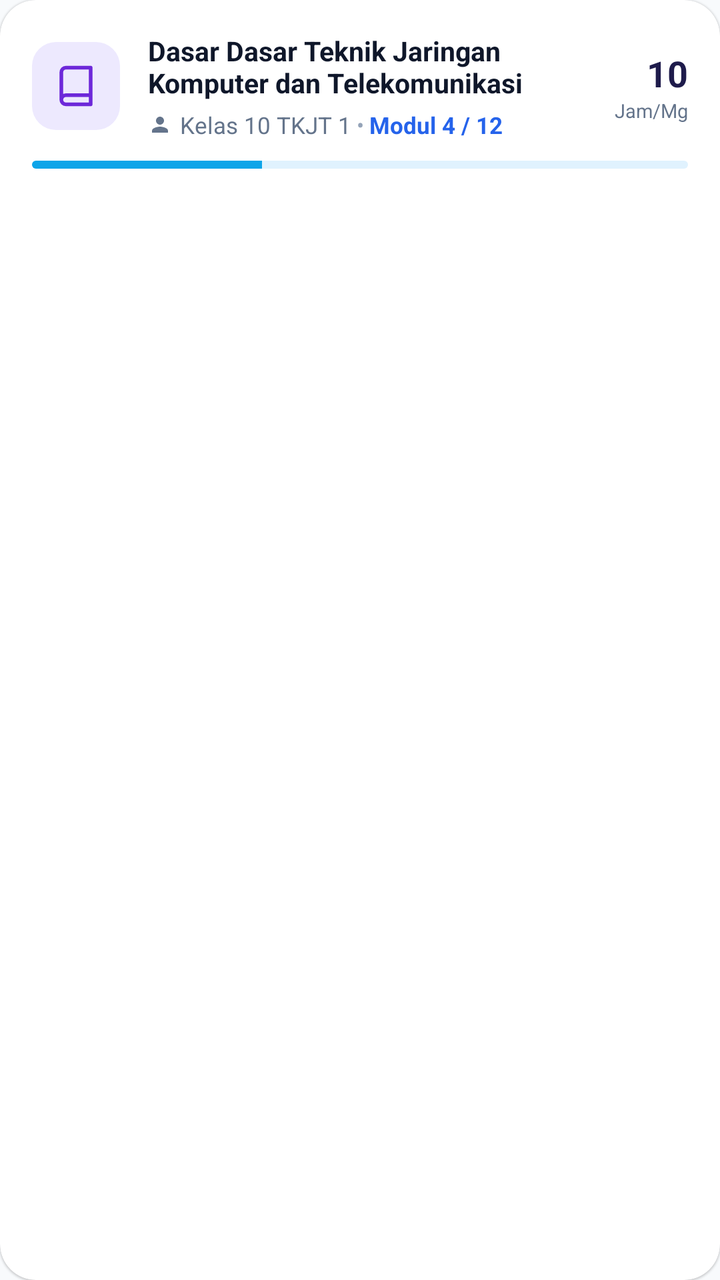
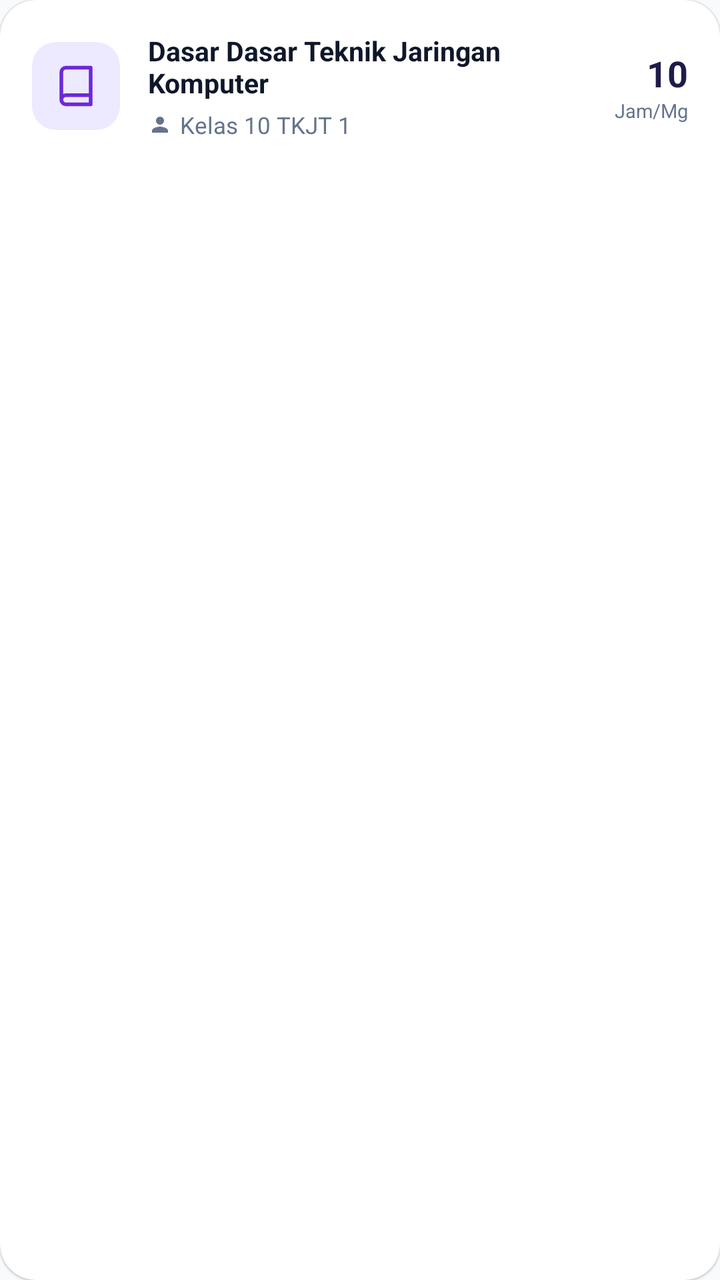

Before-and-after screenshots of an Android layout around one commit, followed by the original layout XML and the change that was made.
<!-- AndroidManifest.xml: application theme Theme.MarijanCBT -->
<!-- res/layout/item_mapel_diampu.xml -->
<?xml version="1.0" encoding="utf-8"?>
<androidx.cardview.widget.CardView xmlns:android="http://schemas.android.com/apk/res/android"
    xmlns:app="http://schemas.android.com/apk/res-auto"
    xmlns:tools="http://schemas.android.com/tools"
    android:layout_width="match_parent"
    android:layout_height="wrap_content"
    android:layout_marginBottom="12dp"
    app:cardCornerRadius="18dp"
    app:cardElevation="0.5dp"
    app:cardBackgroundColor="#FFFFFF">

    <LinearLayout
        android:layout_width="match_parent"
        android:layout_height="wrap_content"
        android:orientation="vertical"
        android:padding="16dp">

        <LinearLayout
            android:layout_width="match_parent"
            android:layout_height="wrap_content"
            android:orientation="horizontal"
            android:gravity="center_vertical">

            
            <FrameLayout
                android:id="@+id/flMapelIconBg"
                android:layout_width="44dp"
                android:layout_height="44dp"
                android:background="@drawable/bg_rounded_border"
                android:backgroundTint="#EDE9FE"
                android:layout_marginEnd="14dp">

                <ImageView
                    android:id="@+id/ivMapelIcon"
                    android:layout_width="22dp"
                    android:layout_height="22dp"
                    android:layout_gravity="center"
                    android:src="@drawable/ic_modern_materi"
                    app:tint="#6D28D9" />
            </FrameLayout>

            
            <LinearLayout
                android:layout_width="0dp"
                android:layout_height="wrap_content"
                android:layout_weight="1"
                android:orientation="vertical">

                <TextView
                    android:id="@+id/tvNamaMapel"
                    android:layout_width="match_parent"
                    android:layout_height="wrap_content"
                    android:text="Dasar Dasar Teknik Jaringan Komputer dan Telekomunikasi"
                    android:textColor="#0F172A"
                    android:textSize="13.5sp"
                    android:textStyle="bold"
                    android:maxLines="2"
                    android:ellipsize="end" />

                <LinearLayout
                    android:layout_width="wrap_content"
                    android:layout_height="wrap_content"
                    android:orientation="horizontal"
                    android:gravity="center_vertical"
                    android:layout_marginTop="4dp">

                    <ImageView
                        android:layout_width="12dp"
                        android:layout_height="12dp"
                        android:src="@drawable/ic_modern_profile"
                        app:tint="#64748B"
                        android:layout_marginEnd="4dp"/>

                    <TextView
                        android:id="@+id/tvNamaKelas"
                        android:layout_width="wrap_content"
                        android:layout_height="wrap_content"
                        android:text="Kelas 10 TKJT 1"
                        android:textColor="#64748B"
                        android:textSize="11.5sp" />

                    <TextView
                        android:layout_width="wrap_content"
                        android:layout_height="wrap_content"
                        android:text=" • "
                        android:textColor="#94A3B8"
                        android:textSize="11sp" />

                    <TextView
                        android:id="@+id/tvModulInfo"
                        android:layout_width="wrap_content"
                        android:layout_height="wrap_content"
                        android:text="Modul 4 / 12"
                        android:textColor="#2563EB"
                        android:textSize="11.5sp"
                        android:textStyle="bold" />
                </LinearLayout>
            </LinearLayout>

            
            <LinearLayout
                android:layout_width="wrap_content"
                android:layout_height="wrap_content"
                android:orientation="vertical"
                android:gravity="end"
                android:layout_marginStart="8dp">

                <TextView
                    android:id="@+id/tvTotalJam"
                    android:layout_width="wrap_content"
                    android:layout_height="wrap_content"
                    android:text="10"
                    android:textColor="#1E1B4B"
                    android:textSize="18sp"
                    android:textStyle="bold" />

                <TextView
                    android:layout_width="wrap_content"
                    android:layout_height="wrap_content"
                    android:text="Jam/Mg"
                    android:textColor="#64748B"
                    android:textSize="9.5sp" />
            </LinearLayout>
        </LinearLayout>

        
        <ProgressBar
            android:id="@+id/pbMapelModul"
            style="?android:attr/progressBarStyleHorizontal"
            android:layout_width="match_parent"
            android:layout_height="4dp"
            android:layout_marginTop="10dp"
            android:max="100"
            android:progress="35"
            android:progressDrawable="@drawable/bg_progress_blue" />
    </LinearLayout>
</androidx.cardview.widget.CardView>
<!-- resources referenced by this layout -->
<resources>
  <!-- drawable bg_progress_blue (drawable) -->
  <?xml version="1.0" encoding="utf-8"?>
  <layer-list xmlns:android="http://schemas.android.com/apk/res/android">
      <item android:id="@android:id/background">
          <shape>
              <corners android:radius="3dp" />
              <solid android:color="#E0F2FE" />
          </shape>
      </item>
      <item android:id="@android:id/progress">
          <clip>
              <shape>
                  <corners android:radius="3dp" />
                  <solid android:color="#0EA5E9" />
              </shape>
          </clip>
      </item>
  </layer-list>
  <!-- drawable bg_rounded_border (drawable) -->
  <?xml version="1.0" encoding="utf-8"?>
  <shape xmlns:android="http://schemas.android.com/apk/res/android"
      android:shape="rectangle">
      <solid android:color="#FFFFFF" />
      <corners android:radius="12dp" />
  </shape>
  <!-- drawable ic_modern_materi (drawable) -->
  <vector xmlns:android="http://schemas.android.com/apk/res/android" android:width="24dp" android:height="24dp" android:viewportWidth="24" android:viewportHeight="24">
    <path android:fillColor="#00000000" android:strokeColor="#9333EA" android:strokeWidth="2" android:strokeLineCap="round" android:strokeLineJoin="round" android:pathData="M4 19.5A2.5 2.5 0 0 1 6.5 17H20 M6.5 2H20v20H6.5A2.5 2.5 0 0 1 4 19.5v-15A2.5 2.5 0 0 1 6.5 2z"/>
  </vector>
  <!-- drawable ic_modern_profile (drawable) -->
  <vector xmlns:android="http://schemas.android.com/apk/res/android"
      android:width="24dp"
      android:height="24dp"
      android:viewportWidth="24"
      android:viewportHeight="24">
    <path
        android:fillColor="@android:color/white"
        android:pathData="M12,12c2.21,0 4,-1.79 4,-4s-1.79,-4 -4,-4 -4,1.79 -4,4 1.79,4 4,4zM12,14c-2.67,0 -8,1.34 -8,4v2h16v-2c0,-2.66 -5.33,-4 -8,-4z"/>
  </vector>
  <style name="Theme.MarijanCBT" parent="Theme.AppCompat.Light.NoActionBar">
          <item name="android:windowLightStatusBar">true</item>
          <item name="android:statusBarColor">#FFFFFF</item>
          <item name="android:windowBackground">#F8FAFC</item>
          <item name="android:windowAnimationStyle">@style/WindowAnimation.Smooth</item>
      </style>
  <style name="WindowAnimation.Smooth" parent="@android:style/Animation.Activity">
          <item name="android:activityOpenEnterAnimation">@anim/fade_in_smooth</item>
          <item name="android:activityOpenExitAnimation">@anim/stay_smooth</item>
          <item name="android:activityCloseEnterAnimation">@anim/stay_smooth</item>
          <item name="android:activityCloseExitAnimation">@anim/fade_out_smooth</item>
          <item name="android:taskOpenEnterAnimation">@anim/fade_in_smooth</item>
          <item name="android:taskOpenExitAnimation">@anim/stay_smooth</item>
          <item name="android:taskCloseEnterAnimation">@anim/stay_smooth</item>
          <item name="android:taskCloseExitAnimation">@anim/fade_out_smooth</item>
          <item name="android:taskToFrontEnterAnimation">@anim/fade_in_smooth</item>
          <item name="android:taskToFrontExitAnimation">@anim/stay_smooth</item>
          <item name="android:taskToBackEnterAnimation">@anim/stay_smooth</item>
          <item name="android:taskToBackExitAnimation">@anim/fade_out_smooth</item>
      </style>
</resources>

<!-- the commit's change to res/layout/item_mapel_diampu.xml (unified diff, before → after) -->
@@ -12,126 +12,93 @@
     <LinearLayout
         android:layout_width="match_parent"
         android:layout_height="wrap_content"
-        android:orientation="vertical"
+        android:orientation="horizontal"
+        android:gravity="center_vertical"
         android:padding="16dp">
 
+        
+        <FrameLayout
+            android:id="@+id/flMapelIconBg"
+            android:layout_width="44dp"
+            android:layout_height="44dp"
+            android:background="@drawable/bg_rounded_border"
+            android:backgroundTint="#EDE9FE"
+            android:layout_marginEnd="14dp">
+
+            <ImageView
+                android:id="@+id/ivMapelIcon"
+                android:layout_width="22dp"
+                android:layout_height="22dp"
+                android:layout_gravity="center"
+                android:src="@drawable/ic_modern_materi"
+                app:tint="#6D28D9" />
+        </FrameLayout>
+
+        
         <LinearLayout
-            android:layout_width="match_parent"
+            android:layout_width="0dp"
             android:layout_height="wrap_content"
-            android:orientation="horizontal"
-            android:gravity="center_vertical">
+            android:layout_weight="1"
+            android:orientation="vertical">
 
-            
-            <FrameLayout
-                android:id="@+id/flMapelIconBg"
-                android:layout_width="44dp"
-                android:layout_height="44dp"
-                android:background="@drawable/bg_rounded_border"
-                android:backgroundTint="#EDE9FE"
-                android:layout_marginEnd="14dp">
+            <TextView
+                android:id="@+id/tvNamaMapel"
+                android:layout_width="match_parent"
+                android:layout_height="wrap_content"
+                android:text="Dasar Dasar Teknik Jaringan Komputer"
+                android:textColor="#0F172A"
+                android:textSize="13.5sp"
+                android:textStyle="bold"
+                android:maxLines="2"
+                android:ellipsize="end" />
 
-                <ImageView
-                    android:id="@+id/ivMapelIcon"
-                    android:layout_width="22dp"
-                    android:layout_height="22dp"
-                    android:layout_gravity="center"
-                    android:src="@drawable/ic_modern_materi"
-                    app:tint="#6D28D9" />
-            </FrameLayout>
-
-            
-            <LinearLayout
-                android:layout_width="0dp"
-                android:layout_height="wrap_content"
-                android:layout_weight="1"
-                android:orientation="vertical">
-
-                <TextView
-                    android:id="@+id/tvNamaMapel"
-                    android:layout_width="match_parent"
-                    android:layout_height="wrap_content"
-                    android:text="Dasar Dasar Teknik Jaringan Komputer dan Telekomunikasi"
-                    android:textColor="#0F172A"
-                    android:textSize="13.5sp"
-                    android:textStyle="bold"
-                    android:maxLines="2"
-                    android:ellipsize="end" />
-
-                <LinearLayout
-                    android:layout_width="wrap_content"
-                    android:layout_height="wrap_content"
-                    android:orientation="horizontal"
-                    android:gravity="center_vertical"
-                    android:layout_marginTop="4dp">
-
-                    <ImageView
-                        android:layout_width="12dp"
-                        android:layout_height="12dp"
-                        android:src="@drawable/ic_modern_profile"
-                        app:tint="#64748B"
-                        android:layout_marginEnd="4dp"/>
-
-                    <TextView
-                        android:id="@+id/tvNamaKelas"
-                        android:layout_width="wrap_content"
-                        android:layout_height="wrap_content"
-                        android:text="Kelas 10 TKJT 1"
-                        android:textColor="#64748B"
-                        android:textSize="11.5sp" />
-
-                    <TextView
-                        android:layout_width="wrap_content"
-                        android:layout_height="wrap_content"
-                        android:text=" • "
-                        android:textColor="#94A3B8"
-                        android:textSize="11sp" />
-
-                    <TextView
-                        android:id="@+id/tvModulInfo"
-                        android:layout_width="wrap_content"
-                        android:layout_height="wrap_content"
-                        android:text="Modul 4 / 12"
-                        android:textColor="#2563EB"
-                        android:textSize="11.5sp"
-                        android:textStyle="bold" />
-                </LinearLayout>
-            </LinearLayout>
-
-            
             <LinearLayout
                 android:layout_width="wrap_content"
                 android:layout_height="wrap_content"
-                android:orientation="vertical"
-                android:gravity="end"
-                android:layout_marginStart="8dp">
+                android:orientation="horizontal"
+                android:gravity="center_vertical"
+                android:layout_marginTop="4dp">
+
+                <ImageView
+                    android:layout_width="12dp"
+                    android:layout_height="12dp"
+                    android:src="@drawable/ic_modern_profile"
+                    app:tint="#64748B"
+                    android:layout_marginEnd="4dp"/>
 
                 <TextView
-                    android:id="@+id/tvTotalJam"
+                    android:id="@+id/tvNamaKelas"
                     android:layout_width="wrap_content"
                     android:layout_height="wrap_content"
-                    android:text="10"
-                    android:textColor="#1E1B4B"
-                    android:textSize="18sp"
-                    android:textStyle="bold" />
-
-                <TextView
-                    android:layout_width="wrap_content"
-                    android:layout_height="wrap_content"
-                    android:text="Jam/Mg"
+                    android:text="Kelas 10 TKJT 1"
                     android:textColor="#64748B"
-                    android:textSize="9.5sp" />
+                    android:textSize="11.5sp" />
             </LinearLayout>
         </LinearLayout>
 
         
-        <ProgressBar
-            android:id="@+id/pbMapelModul"
-            style="?android:attr/progressBarStyleHorizontal"
-            android:layout_width="match_parent"
-            android:layout_height="4dp"
-            android:layout_marginTop="10dp"
-            android:max="100"
-            android:progress="35"
-            android:progressDrawable="@drawable/bg_progress_blue" />
+        <LinearLayout
+            android:layout_width="wrap_content"
+            android:layout_height="wrap_content"
+            android:orientation="vertical"
+            android:gravity="end"
+            android:layout_marginStart="8dp">
+
+            <TextView
+                android:id="@+id/tvTotalJam"
+                android:layout_width="wrap_content"
+                android:layout_height="wrap_content"
+                android:text="10"
+                android:textColor="#1E1B4B"
+                android:textSize="18sp"
+                android:textStyle="bold" />
+
+            <TextView
+                android:layout_width="wrap_content"
+                android:layout_height="wrap_content"
+                android:text="Jam/Mg"
+                android:textColor="#64748B"
+                android:textSize="9.5sp" />
+        </LinearLayout>
     </LinearLayout>
 </androidx.cardview.widget.CardView>
<!-- resource entries referenced after the edit -->
@@ -1,23 +1,5 @@
 <!-- resources referenced by this layout -->
 <resources>
-  <!-- drawable bg_progress_blue (drawable) -->
-  <?xml version="1.0" encoding="utf-8"?>
-  <layer-list xmlns:android="http://schemas.android.com/apk/res/android">
-      <item android:id="@android:id/background">
-          <shape>
-              <corners android:radius="3dp" />
-              <solid android:color="#E0F2FE" />
-          </shape>
-      </item>
-      <item android:id="@android:id/progress">
-          <clip>
-              <shape>
-                  <corners android:radius="3dp" />
-                  <solid android:color="#0EA5E9" />
-              </shape>
-          </clip>
-      </item>
-  </layer-list>
   <!-- drawable bg_rounded_border (drawable) -->
   <?xml version="1.0" encoding="utf-8"?>
   <shape xmlns:android="http://schemas.android.com/apk/res/android"
